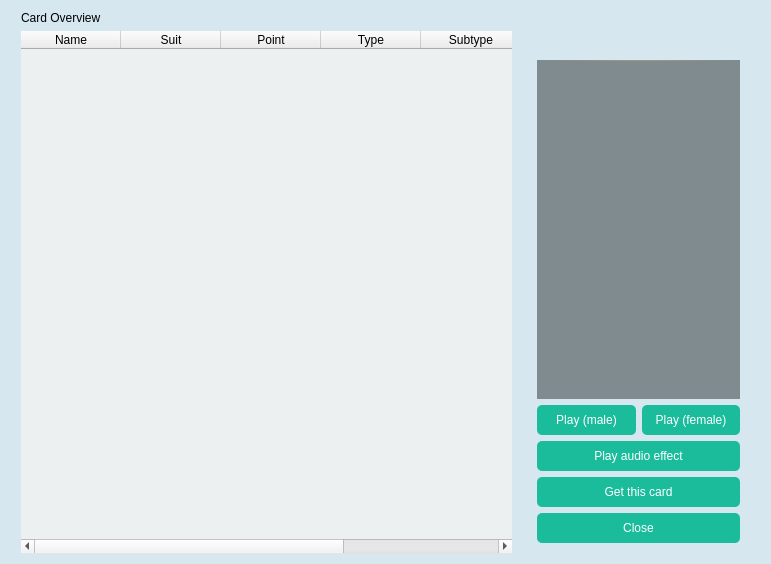
Old version of the form src/dialog/cardoverview.ui in the repository Mogara/QSanguosha-For-Hegemony.
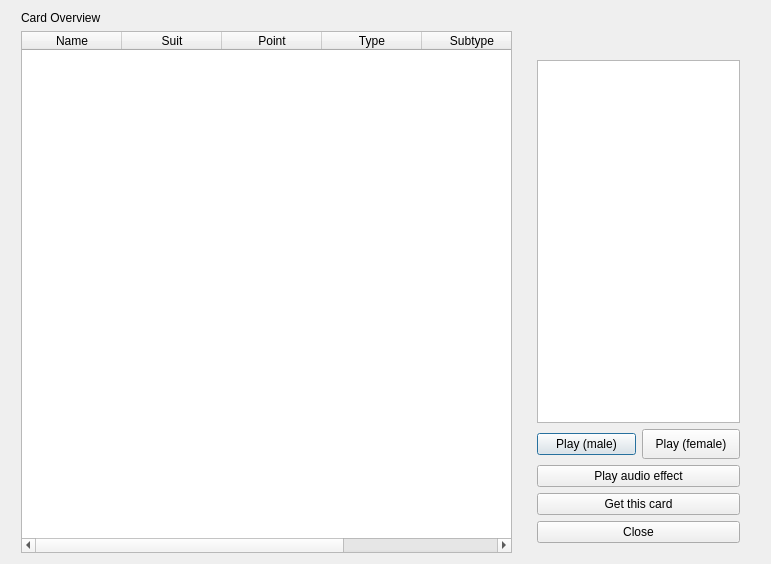
New version of the form. Icons and pictures are not drawn.

Commit message: Remove the built-in style sheet in some dialogs

What changed in the file:
```diff
--- a/src/dialog/cardoverview.ui
+++ b/src/dialog/cardoverview.ui
@@ -14,532 +14,7 @@
    <string>Card Overvew</string>
   </property>
   <property name="styleSheet">
-   <string notr="true">QProgressBar {
-    color : solid gray;
-    border: 2px solid gray;
-    border-radius: 5px;
-    background: transparent;
-    padding: 0px;
-    text-align: center;
-}
-
-QProgressBar::chunk {
-    background: #B22222;
-}
-
-QTextEdit {
-	border-left: none;
-	border-right: none;
-	border-top: 1px solid qlineargradient(spread:reflect, x1:0, y1:0, x2:0.5, y2:0, stop:0 transparent, stop:1 rgb(166, 150, 122));
-	border-bottom: none;
-    background-color: rgba(0, 0, 0, 40%);
-}
-
-QTextEdit[description=&quot;true&quot;] {
-    border: 2px solid rgb(185, 195, 199);
-	padding-left: 8px;
-	min-height: 32px;
-	border-radius: 6px;
-	alignment: left;
-	background-color: white;
-}
-
-QTextEdit#whatsnew {
-	background-image: url(image/system/simpleBg/whatsnew.png);
-}
-
-QTextEdit#skill_info:focus {
-	border-color: rgb(26, 188, 156);
-}
-
-QTextEdit#skill_info:disabled {
-	background-color: rgba(244, 246, 246, 70%);
-	border-color: rgba(213, 219, 219, 70%);
-	color: rgba(163, 169, 169, 70%);
-}
-
-QLineEdit {
-	border: 2px solid rgb(185, 195, 199);
-	padding-left: 8px;
-	min-height: 32px;
-	border-radius: 6px;
-	alignment: left center;
-}
-
-QLineEdit:focus {
-	border-color: rgb(26, 188, 156);
-}
-
-QLineEdit:disabled {
-	background-color: rgba(244, 246, 246, 70%);
-	border-color: rgba(213, 219, 219, 70%);
-	color: rgba(163, 169, 169, 70%);
-}
-
-QLineEdit#chat_edit {
-    background-color: rgba(0, 0, 0, 200);
-    color: white;
-    border: 1px solid rgb(166, 150, 122);
-    height: 20px;
-    border-radius: 2px;
-}
-
-QStatusBar::item {
-     border: 0px solid grey;
- }
-
-QMenu[private_pile=&quot;true&quot;] {
-    background-color: rgba(43,63,53,200);
-    border-radius: 1px;
-    color: white;
-}
-
-QPushButton[private_pile=&quot;true&quot;] {
-    background-color: rgba(43,63,53,200);
-    border-radius: 1px;
-    color: white;
-}
-
-QMenu[treasure = true] {
-    background-color: rgba(64, 52, 0, 200);
-    border-radius: 5px;
-    color: white;
-}
-
-QPushButton[treasure = true] {
-    background-color: rgba(64, 52, 0, 200);
-    border-radius: 5px;
-    color: white;
-}
-
-QDialog {
-	background: rgb(214, 231, 239);
-}
-
-QTabWidget::pane {
-	border: none;
-}
-
-QTabWidget::tab-bar {
-    subcontrol-position: center;
-}
-
-QTabBar::tab {
-	alignment: center;
-	background-color: rgb(236, 240, 241);
-	border: none;
-	width: 109;
-	height: 44;
-	color: rgb(52, 73, 94);
-	font: 13px;
-}
-
-QTabBar::tab:only-one, QTabBar::tab:first {
-	border-top-left-radius: 5px;
-	border-bottom-left-radius: 5px;
-}
-
-QTabBar::tab:only-one, QTabBar::tab:last {
-	border-top-right-radius: 5px;
-	border-bottom-right-radius: 5px;
-}
-
-QTabBar::tab:selected {
-	background-color: rgb(26, 188, 156);
-}
-
-QTabBar::tab:!selected:hover {
-	color: rgb(26, 188, 156);
-}
-
-QTabBar::scroller {
-	width: 52px;
-}
-
-QTabBar QToolButton {
-	background-color: rgb(236, 240, 241);
-	border: transparent;
-	border-radius: 5px;
-	alignment: center;
-}
-
-QTabBar QToolButton:hover {
-	background-color: rgb(26, 188, 156);
-}
-
-QTabBar QToolButton::left-arrow {
-	image: url(image/system/controls/tabbar-left-arrow.png);
-	width: 12;
-	height: 12;
-}
-
-QTabBar QToolButton::right-arrow {
-	image: url(image/system/controls/tabbar-right-arrow.png);
-	width: 12;
-	height: 12;
-}
-
-QPushButton[game_control=&quot;true&quot;] {
-    border: 0px solid gray;
-    font: 12px;
-    border-radius: 5px;
-    padding: 6px 12px 6px 12px;
-}
-
-QPushButton#pause {
-    background-image: url(image/system/button/pause.png);
-}
-
-QPushButton#play {
-    background-image: url(image/system/button/play.png);
-}
-
-QPushButton#slow-down {
-    background-image: url(image/system/button/slow-down.png);
-}
-
-QPushButton#speed-up {
-    background-image: url(image/system/button/speed-up.png);
-}
-
-QPushButton#uniform {
-    background-image: url(image/system/button/uniform.png);
-}
-
-QPushButton[control = true] {
-	color: rgb(183, 218, 238);
-	background-color:rgba(0, 0, 0, 0);
-	border-style:none;
-}
-
-QPushButton[control = true]:hover {
-	background-color: rgb(72, 160, 212);
-}
-
-QPushButton[control = true][bold = true] {
-	font: bold;
-}
-
-#closeButton[control = true]:hover {
-	background-color: rgb(238, 44, 44);
-}
-
-QMenu {
-	background-color: rgb(216, 255, 253);
-	border: none;
-}
-
-QMenu::item {
-	padding: 7px 40px 7px 35px;
-	background: transparent;
-	border-radius: 2px;
-}
-
-QMenu::item:selected {
-	background: rgba(88, 201, 241, 200);
-}
-
-QMenu::separator {
-	height: 1px;
-    background: qlineargradient(spread:reflect, x1:0, y1:0, x2:0.5, y2:0, stop:0 transparent, stop:1 rgba(72, 160, 212, 255));
-	border-radius: 1px;
-    margin-left: 5px;
-    margin-right: 5px;
-}
-
-QMenu::indicator:checked {
-	margin-left: 5px;
-	width: 15px;
-	height: 15px;
-	image: url(image/system/controls/menu-indicator.png);
-}
-
-QMenu::right-arrow {
-	margin-right: 5px;
-	width: 12px;
-	height: 12px;
-	image: url(image/system/controls/menu-right-arrow.png);
-}
-
-QSpinBox {
-	border: 2px solid rgb(185, 195, 199);
-	padding-left: 8px;
-	min-height: 32px;
-	border-radius: 5px;
-	alignment: left center;
-}
-
-QSpinBox:focus {
-	border-color: rgb(26, 188, 156);
-}
-
-QSpinBox:disabled {
-	background-color: rgba(244, 246, 246, 70%);
-	border-color: rgba(213, 219, 219, 70%);
-	color: rgba(163, 169, 169, 70%);
-}
-
-QSpinBox::up-button {
-	margin-top: 1px;
-	margin-right: 1px;
-	background: rgb(236, 240, 241);
-	border-top-right-radius: 3px;
-}
-
-QSpinBox::down-button {
-	margin-bottom: 1px;
-	margin-right: 1px;
-	background: rgb(236, 240, 241);
-	border-bottom-right-radius: 3px;
-}
-
-QSpinBox::up-button:hover, QSpinBox::down-button:hover {
-	background: rgb(26, 188, 156);
-}
-
-QSpinBox::up-button:disabled, QSpinBox::down-button:disabled {
-	background-color: rgba(213, 219, 219, 70%);
-}
-
-QSpinBox::up-arrow {
-	image: url(image/system/controls/spinbox-up-arrow.png);
-}
-
-QSpinBox::down-arrow {
-	image: url(image/system/controls/spinbox-down-arrow.png);
-}
-
-QCheckBox {
-	spacing: 10px;
-	margin-left: 10px;
-}
-
-QCheckBox:checked {
-	color: rgb(26, 188, 156);
-}
-
-QCheckBox::indicator {
-	background: rgb(189, 195, 199);
-	border-radius: 5px;
-	height: 20px;
-	width: 20px;
-}
-
-QCheckBox::indicator:checked {
-	background: rgb(26, 188, 156);
-	image: url(image/system/controls/checkbox-indicator.png);
-}
-
-QCheckBox::indicator:hover {
-	image: url(image/system/controls/checkbox-indicator.png);
-}
-
-QCheckBox:disabled {
-	color: rgb(200, 202, 204);
-}
-
-QCheckBox::indicator:disabled {
-	background: rgb(200, 202, 204);
-}
-
-QDialog QPushButton {
-	color: white;
-	background-color: rgb(26, 188, 156);
-	border: transparent;
-	border-radius: 5px;
-	min-height: 30px;
-	min-width: 85px;
-}
-
-QDialog QPushButton:hover {
-	background-color: rgb(72, 201, 176);
-}
-
-QDialog QPushButton:disabled {
-	background-color: rgba(72, 201, 176, 52%);
-	color: rgba(255, 255, 255, 70%);
-}
-
-QDialog QPushButton:pressed {
-	background-color: rgb(22, 160, 133);
-}
-
-QRadioButton {
-	spacing: 10px;
-	margin-left: 10px;
-}
-
-QRadioButton:checked {
-	color: rgb(26, 188, 156);
-}
-
-QRadioButton::indicator {
-	background: url(image/system/controls/radiobutton-indicator-bg.png);
-	height: 20px;
-	width: 20px;
-}
-
-QRadioButton::indicator:checked {
-	background: url(image/system/controls/radiobutton-indicator-bg-checked.png);
-	image: url(image/system/controls/radiobutton-indicator-checked.png);
-}
-
-QRadioButton::indicator:unchecked:hover {
-	image: url(image/system/controls/radiobutton-indicator.png);
-}
-
-QRadioButton:disabled {
-	color: rgb(200, 202, 204);
-}
-
-QRadioButton::indicator:disabled {
-	background: url(image/system/controls/radiobutton-indicator-bg-disabled.png);
-}
-
-QRadioButton::indicator:disabled:checked {
-	image: url(image/system/controls/radiobutton-indicator-disabled.png);
-}
-
-QGroupBox {
-	border-radius: 5px;
-	background: transparent;
-	border: 2px solid rgb(185, 195, 199);
-	margin-top: 7px;
-	padding: 10px;
-}
-
-QGroupBox::title {
-	padding: 0 3px;
-    subcontrol-origin: margin;
-    subcontrol-position: top center;
-}
-
-QGroupBox:disabled {
-	background-color: rgba(244, 246, 246, 70%);
-	border-color: rgba(213, 219, 219, 70%);
-	color: rgba(163, 169, 169, 70%);
-}
-
-QGroupBox::title:disabled {
-	color: rgba(163, 169, 169, 70%);
-}
-
-QComboBox:disabled {
-	background-color: rgba(244, 246, 246, 70%);
-	border-color: rgba(213, 219, 219, 70%);
-	color: rgba(163, 169, 169, 70%);
-}
-
-QComboBox:!editable:on {
-	background-color: rgb(22, 160, 133);
-	color: white;
-}
-
-QComboBox {
-	border: 2px solid rgb(185, 195, 199);
-	border-radius: 5px;
-	height: 30px;
-}
-
-QComboBox:editable:focus, QComboBox:editable:on {
-	border-color: rgb(26, 188, 156);
-}
-
-QComboBox::drop-down {
-	background: rgb(236, 240, 241);
-	border-top-right-radius: 3px;
-	border-bottom-right-radius: 3px;
-	min-width: 30px;
-}
-
-QComboBox::drop-down:hover {
-	background-color: rgb(72, 201, 176);
-}
-
-QComboBox::drop-down:on {
-	background-color: rgb(22, 160, 133);
-}
-
-QComboBox::drop-down:disabled {
-	background-color: rgba(213, 219, 219, 70%);
-}
-
-QComboBox::down-arrow {
-	image: url(image/system/controls/combobox-down-arrow.png);
-}
-
-QComboBox QAbstractItemView {
-	background: rgb(52, 73, 94);
-	border-radius: 5px;
-	selection-background-color: rgb(44, 62, 80);
-	color: white;
-}
-
-QListView {
-	border-radius: 5px;
-	background-color: rgb(236, 240, 241);
-	color: rgb(52, 73, 94);
-}
-
-QListView::item {
-	border-radius: 5px;
-}
-
-QListView::item:selected {
-	background-color: rgb(26, 188, 156);
-	border: transparent;
-}
-
-QListView::item:!selected:hover {
-	color: rgb(26, 188, 156);
-}
-
-QSlider:horizontal {
-	min-width: 50px;
-	height: 18px;
-}
-
-QSlider::groove:horizontal {
-	background-color: rgb(235, 237, 239);
-	border-radius: 9px;
-	height: 18px;
-}
-
-QSlider::handle:horizontal {
-	background-color: rgb(22, 160, 133);
-	border-radius: 9;
-	height: 18px;
-	position: absolute;
-	width: 18px;
-}
-
-QSlider::handle:horizontal:hover,
-QSlider::handle:horizontal:focus {
-	background-color: rgb(72, 201, 176);
-}
-
-QSlider::sub-page:horizontal {
-	background-color: rgb(168, 220, 188);
-}
-
-QTableView {
-	border-radius: 5px;
-	background-color: rgb(236, 240, 241);
-	color: rgb(52, 73, 94);
-}
-
-QTableView::item:selected {
-	background-color: rgb(26, 188, 156);
-	border: transparent;
-}
-
-QTableView::item:!selected:hover {
-	color: rgb(26, 188, 156);
-}
-
-QScrollArea {
-	border-radius: 6px;
-}</string>
+   <string notr="true"/>
   </property>
   <layout class="QGridLayout" name="gridLayout">
    <item row="1" column="0">
```
The commit also changes 3 other files.
